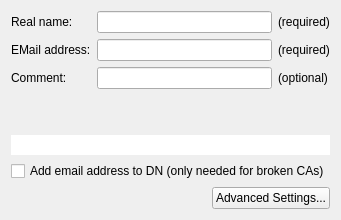
Above: src/newcertificatewizard/enterdetailspage.ui from sensama/kleopatra before the change. Below: the same form after it.
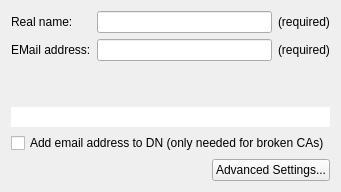
That is the form after the change.

Commit message:
Remove comment field from OpenPGP key generation
The comment part of OpenPGP user ids is nowadays seen as a misfeature.
There is no consensus about what kind of information to put there, and
worse, users may not be aware that this information is published as
part of the certificate.

Some more rationale for this can be found under:
https://debian-administration.org/users/dkg/weblog/97

Differential: D6416

Commit message slightly amended by
Andre Heinecke <aheinecke@intevation.de>

The edit to the form file:
```diff
--- a/src/newcertificatewizard/enterdetailspage.ui
+++ b/src/newcertificatewizard/enterdetailspage.ui
@@ -44,23 +44,6 @@
        </property>
       </widget>
      </item>
-     <item row="2" column="0" >
-      <widget class="QLabel" name="commentLB" >
-       <property name="text" >
-        <string>Comment:</string>
-       </property>
-      </widget>
-     </item>
-     <item row="2" column="1" >
-      <widget class="QLineEdit" name="commentLE" />
-     </item>
-     <item row="2" column="2" >
-      <widget class="QLabel" name="commentRequiredLB" >
-       <property name="text" >
-        <string>(optional)</string>
-       </property>
-      </widget>
-     </item>
     </layout>
    </item>
    <item>
```
The commit also changes 1 other file.
